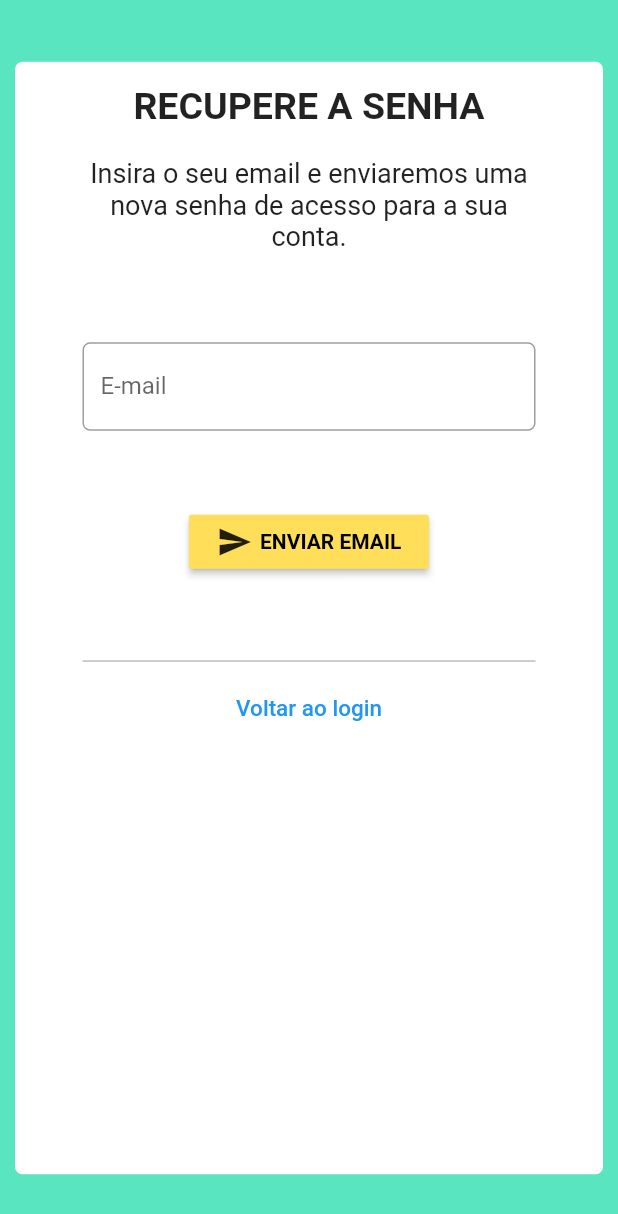
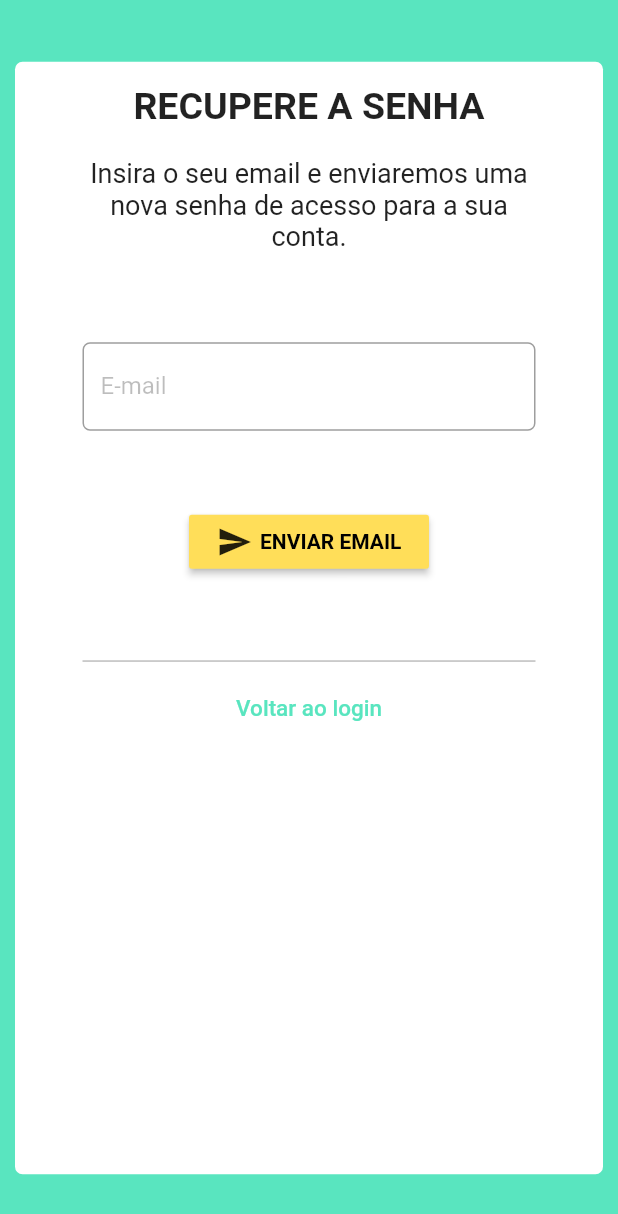
Before and after one commit to cristianomg/rnc-mobile, a Flutter app: the screen it shows after launch, after a tap on "ESQUECI MINHA SENHA", on a phone screen of 412 x 824 dp. Shown: the top 1214 px of the screen. Run offline on Flutter 3.47's test engine with Material 2 defaults, Android fonts, the light colour scheme and no system bars.

Commit message:
alterado cor dos inputs

```diff
--- a/lib/app/componentes/rnc_input.dart
+++ b/lib/app/componentes/rnc_input.dart
@@ -23,9 +23,12 @@ class RncInput extends StatelessWidget {
       autocorrect: !obscureText,
       decoration: InputDecoration(
         labelText: label,
+        labelStyle: const TextStyle(
+          color: Colors.black26,
+        ),
         border: OutlineInputBorder(
           borderSide: const BorderSide(
-            color: Colors.black,
+            color: Colors.black26,
             style: BorderStyle.solid,
             width: 2,
           ),
--- a/lib/app/pages/login/componentes/login_text_field.dart
+++ b/lib/app/pages/login/componentes/login_text_field.dart
@@ -20,14 +20,18 @@ class LoginTextField extends StatelessWidget {
       keyboardType: keyboardType,
       decoration: InputDecoration(
         hintText: hint,
-        hintTextDirection: TextDirection.ltr,
+        hintStyle: const TextStyle(
+          color: Colors.black26,
+          fontSize: 14,
+        ),
         suffixIcon: suffixIcon,
         suffixIconColor: Colors.black,
         labelText: label,
-        labelStyle: const TextStyle(color: Colors.black),
+        labelStyle: const TextStyle(color: Colors.black26),
+        focusColor: const Color(0xff59E5BF),
         border: OutlineInputBorder(
           borderSide: const BorderSide(
-            color: Colors.black,
+            color: Colors.black26,
             style: BorderStyle.solid,
             width: 2,
           ),
--- a/lib/main.dart
+++ b/lib/main.dart
@@ -20,6 +20,9 @@ class MyApp extends StatelessWidget {
     return MaterialApp(
       debugShowCheckedModeBanner: false,
       theme: ThemeData(
+        colorScheme: ThemeData().colorScheme.copyWith(
+              primary: const Color(0xff59E5BF),
+            ),
         fontFamily: 'Roboto',
         backgroundColor: const Color(0xff59E5BF),
       ),
```
